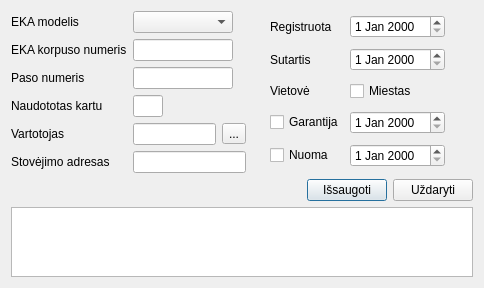
Before: the Qt Designer form duombaze/naujaseka.ui in Tautvydas2019/Diplomas, drawn with Qt 5.
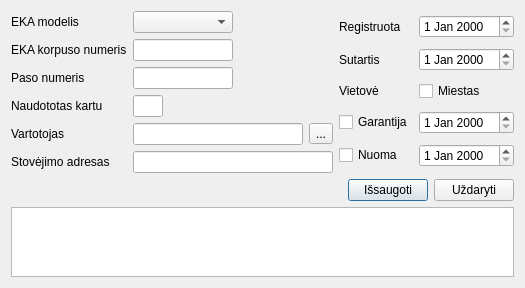
After: the same form once the commit is applied.

The edit to the form file:
```diff
--- a/duombaze/naujaseka.ui
+++ b/duombaze/naujaseka.ui
@@ -126,6 +126,12 @@
      </item>
      <item row="5" column="1">
       <widget class="QLineEdit" name="lineEdit_ekaplace">
+       <property name="minimumSize">
+        <size>
+         <width>200</width>
+         <height>0</height>
+        </size>
+       </property>
        <property name="maxLength">
         <number>100</number>
        </property>
```
